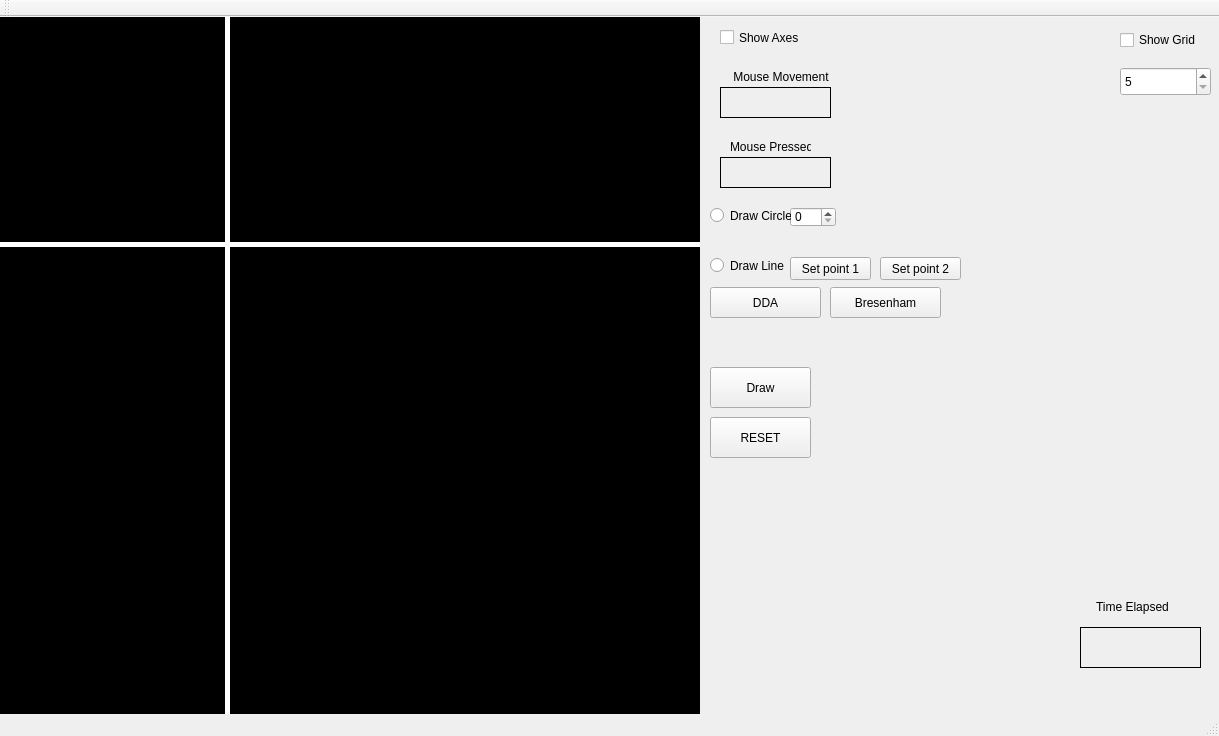
Above: mainwindow.ui from kanko-ghosh/qt-project before the change. Below: the same form after it.
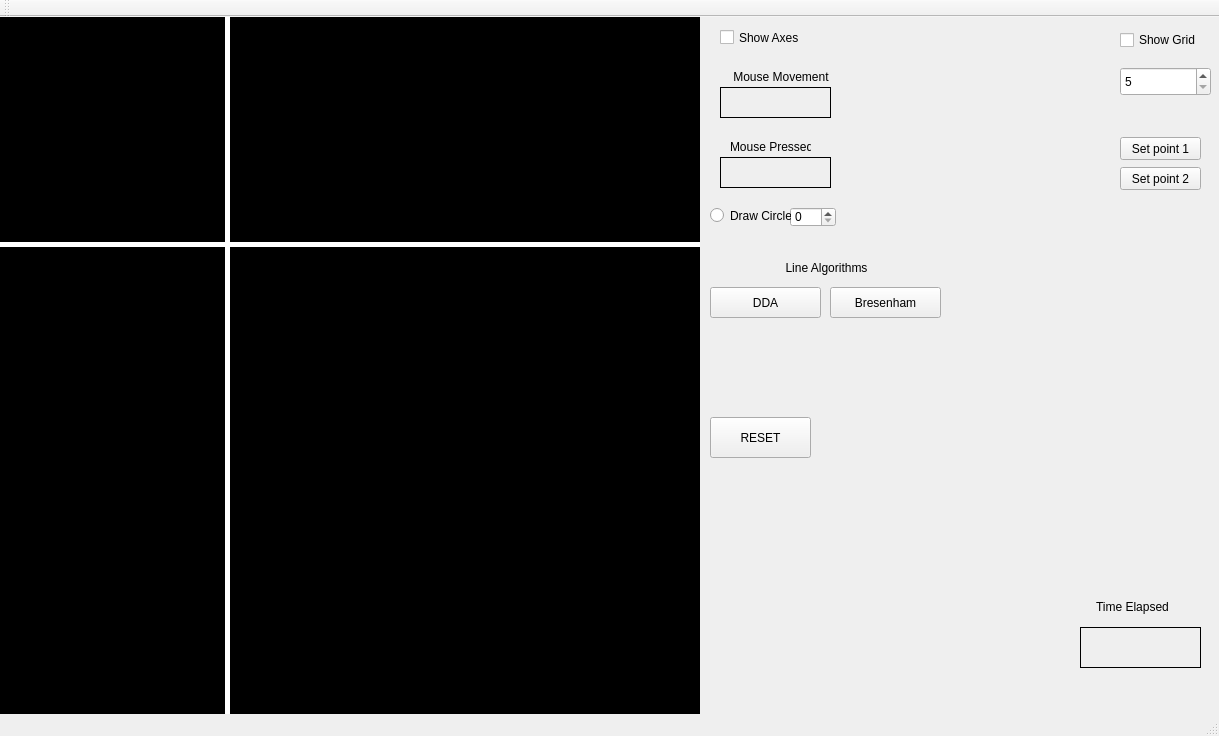
That is the form after the change. Custom widgets are drawn as their Qt base class.

Commit message: buttons removed

```diff
--- a/mainwindow.ui
+++ b/mainwindow.ui
@@ -158,19 +158,6 @@
      <string>Show Axes</string>
     </property>
    </widget>
-   <widget class="QPushButton" name="Draw">
-    <property name="geometry">
-     <rect>
-      <x>710</x>
-      <y>350</y>
-      <width>101</width>
-      <height>41</height>
-     </rect>
-    </property>
-    <property name="text">
-     <string>Draw</string>
-    </property>
-   </widget>
    <widget class="QSpinBox" name="circle_radius">
     <property name="geometry">
      <rect>
@@ -194,24 +181,11 @@
      <string>Draw Circle</string>
     </property>
    </widget>
-   <widget class="QRadioButton" name="draw_line">
-    <property name="geometry">
-     <rect>
-      <x>710</x>
-      <y>240</y>
-      <width>77</width>
-      <height>17</height>
-     </rect>
-    </property>
-    <property name="text">
-     <string>Draw Line</string>
-    </property>
-   </widget>
    <widget class="QPushButton" name="set_point1">
     <property name="geometry">
      <rect>
-      <x>790</x>
-      <y>240</y>
+      <x>1120</x>
+      <y>120</y>
       <width>81</width>
       <height>23</height>
      </rect>
@@ -223,8 +197,8 @@
    <widget class="QPushButton" name="set_point2">
     <property name="geometry">
      <rect>
-      <x>880</x>
-      <y>240</y>
+      <x>1120</x>
+      <y>150</y>
       <width>81</width>
       <height>23</height>
      </rect>
@@ -333,6 +307,22 @@
      <set>Qt::AlignCenter</set>
     </property>
    </widget>
+   <widget class="QLabel" name="label">
+    <property name="geometry">
+     <rect>
+      <x>766</x>
+      <y>241</y>
+      <width>121</width>
+      <height>20</height>
+     </rect>
+    </property>
+    <property name="text">
+     <string>Line Algorithms</string>
+    </property>
+    <property name="alignment">
+     <set>Qt::AlignCenter</set>
+    </property>
+   </widget>
   </widget>
   <widget class="QMenuBar" name="menuBar">
    <property name="geometry">
```
The commit also changes 1 other file.
